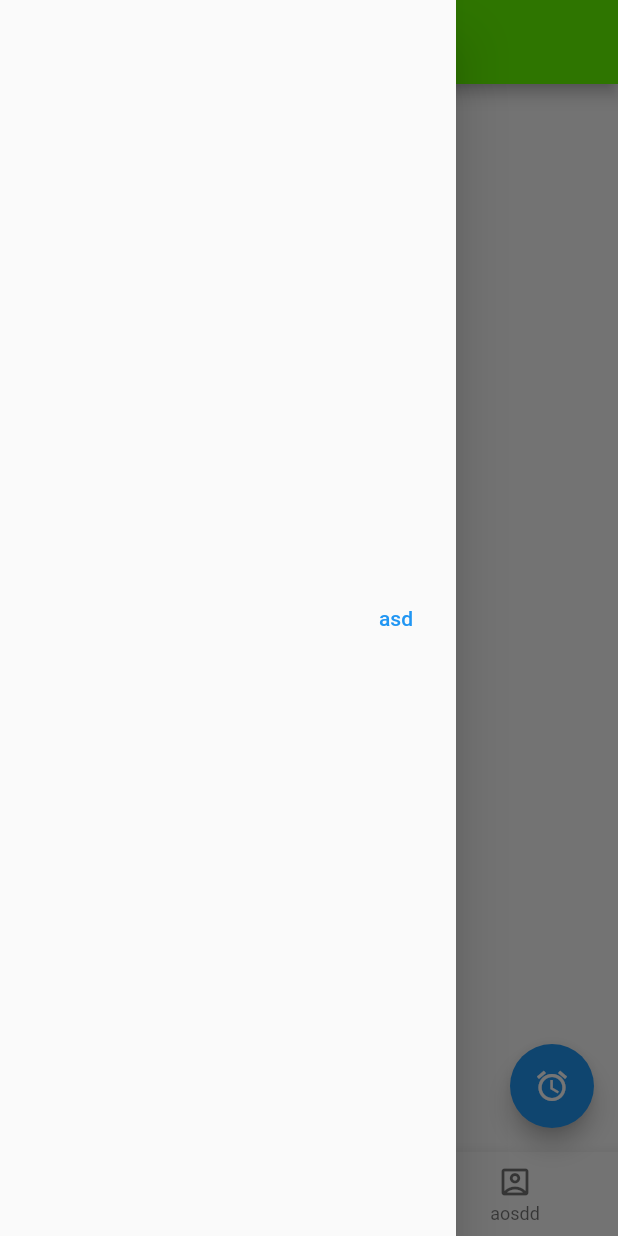
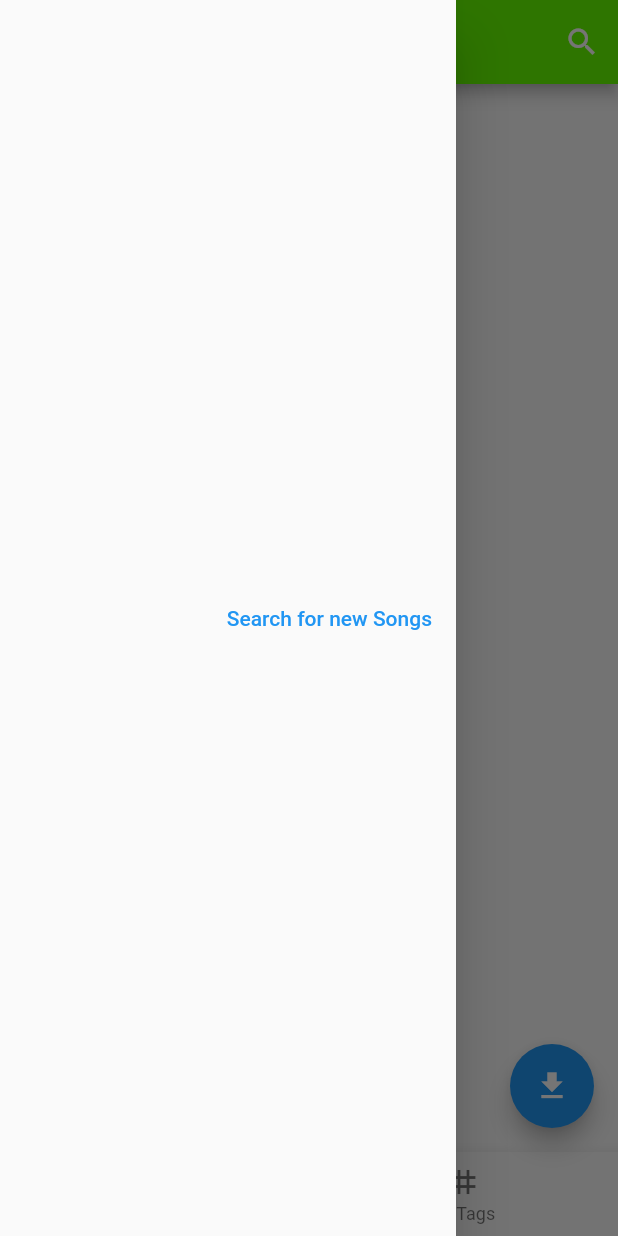
Before and after one commit to IbimsnicesYolo/musicplayer, a Flutter app: the screen it shows after launch, with the side drawer open, on a phone screen of 412 x 824 dp. Run offline on Flutter 3.47's test engine with Material 2 defaults, Android fonts, the phone set to English and light mode, and no system bars.

Commit message:
added search button

```diff
--- a/lib/config.dart
+++ b/lib/config.dart
@@ -7,6 +7,7 @@ import 'package:path_provider/path_provider.dart';
 
 final Color StandardTag = Color.fromRGBO(100, 255, 255, 255);
 final Color HomeColor = Color.fromRGBO(100, 255, 0, 255);
+final Color ContrastColor = Color.fromRGBO(0, 0, 0, 100);
 
 class Song {
   String path = "";
@@ -52,6 +53,7 @@ Map Songs = {};
 Map Tags = {};
 
 void LoadData() async {
+  print("Loading Data");
   Directory appDocDirectory = await getApplicationDocumentsDirectory();
   new File(appDocDirectory.path + '/songs.json')
       .create(recursive: true)
@@ -60,6 +62,7 @@ void LoadData() async {
       if (contents.isNotEmpty) {
         jsonDecode(contents).forEach((key, value) {
           Songs[key] = Song.fromJson(value);
+          print("Loaded Song: " + Songs[key].title);
         });
       }
     });
@@ -71,6 +74,7 @@ void LoadData() async {
       if (contents.isNotEmpty) {
         jsonDecode(contents).forEach((key, value) {
           Tags[key] = Tag.fromJson(value);
+          print("Loaded Tag: " + Tags[key].name);
         });
       }
     });
--- a/lib/main.dart
+++ b/lib/main.dart
@@ -3,20 +3,25 @@ import "config.dart" as CFG;
 import 'dart:io';
 
 void main() {
-  runApp(const MyApp());
+  runApp(MaterialApp(home: MainSite()));
 }
 
-class MyApp extends StatefulWidget {
-  const MyApp({Key? key}) : super(key: key);
+class MainSite extends StatefulWidget {
+  const MainSite({Key? key}) : super(key: key);
   @override
-  State<MyApp> createState() => _MyAppState();
+  State<MainSite> createState() => _MainSite();
 }
 
-class _MyAppState extends State<MyApp> {
+class _MainSite extends State<MainSite> {
   @override
   void initState() {
+    super.initState();
+    Future<void> load() async {
       CFG.LoadData();
-    super.initState();
+      setState(() {});
+    }
+
+    load();
   }
 
   @override
@@ -27,8 +32,16 @@ class _MyAppState extends State<MyApp> {
   @override
   Widget build(BuildContext context) {
     return MaterialApp(
-      home: Scaffold(
+      home: SafeArea(
+        child: Scaffold(
           appBar: AppBar(
+            actions: [
+              // Navigate to the Search Screen
+              IconButton(
+                  onPressed: () => Navigator.of(context)
+                      .push(MaterialPageRoute(builder: (_) => SearchPage())),
+                  icon: const Icon(Icons.search))
+            ],
             backgroundColor: CFG.HomeColor,
           ),
           body: Container(
@@ -46,38 +59,36 @@ class _MyAppState extends State<MyApp> {
             ),
           ),
           floatingActionButton: FloatingActionButton(
-          child: Icon(Icons.access_alarm_outlined),
+            child: Icon(Icons.download),
             onPressed: () {
-            print("asd");
+              setState(() {});
             },
           ),
           bottomNavigationBar: BottomNavigationBar(
             items: const [
               BottomNavigationBarItem(
-              icon: Icon(Icons.abc),
-              label: "aosdd",
+                icon: Icon(Icons.play_arrow),
+                label: "Current Playlist",
               ),
               BottomNavigationBarItem(
-              icon: Icon(Icons.accessibility_new_rounded),
-              label: "aosaaaaaaaaaaaadd",
-            ),
-            BottomNavigationBarItem(
-              icon: Icon(Icons.account_box_outlined),
-              label: "aosdd",
+                icon: Icon(Icons.tag),
+                label: "All Tags",
               ),
             ],
           ),
           drawer: Drawer(
+            child: Center(
               child: ButtonBar(
                 children: [
                   TextButton(
-                child: const Text("asd"),
+                    child: const Text("Search for new Songs"),
                     onPressed: () {
                       Directory dir = Directory('/storage/emulated/0/');
                       String mp3Path = dir.toString();
                       List<FileSystemEntity> _files;
                       String lastpath = "";
-                  _files = dir.listSync(recursive: true, followLinks: false);
+                      _files =
+                          dir.listSync(recursive: true, followLinks: false);
                       for (FileSystemEntity entity in _files) {
                         String path = entity.path;
                         if (path.endsWith('.mp3')) {
@@ -93,6 +104,77 @@ class _MyAppState extends State<MyApp> {
               ),
             ),
           ),
+        ),
+      ),
     );
   }
 }
+
+// Search Page
+class SearchPage extends StatelessWidget {
+  final myController = TextEditingController();
+
+  String searchtext = "";
+
+  @override
+  void dispose() {
+    // Clean up the controller when the widget is disposed.
+    myController.dispose();
+  }
+
+  @override
+  Widget build(BuildContext context) {
+    return SafeArea(
+      child: Scaffold(
+        appBar: AppBar(
+            backgroundColor: CFG.HomeColor,
+            // The search area here
+            title: Container(
+              width: double.infinity,
+              height: 40,
+              decoration: BoxDecoration(
+                  color: CFG.ContrastColor,
+                  borderRadius: BorderRadius.circular(5)),
+              child: Center(
+                child: TextField(
+                  controller: myController,
+                  decoration: InputDecoration(
+                      prefixIcon: IconButton(
+                        icon: const Icon(Icons.clear),
+                        onPressed: () {
+                          myController.clear();
+                        },
+                      ),
+                      suffixIcon: IconButton(
+                        icon: const Icon(Icons.search),
+                        onPressed: () {
+                          this.searchtext = myController.text;
+                          setState() {}
+                          ;
+                        },
+                      ),
+                      hintText: 'Search...',
+                      border: InputBorder.none),
+                ),
+              ),
+            )),
+        body: Container(
+          child: ListView(
+            children: [
+              for (var i in CFG.Songs.keys)
+                if ((CFG.Songs[i].title.contains(this.searchtext) ||
+                    CFG.Songs[i].interpret.contains(this.searchtext)))
+                  ListTile(
+                    title: Text(CFG.Songs[i].title),
+                    subtitle: Text(CFG.Songs[i].interpret),
+                    onTap: () {
+                      print(CFG.Songs[i].path);
+                    },
+                  )
+            ],
+          ),
+        ),
+      ),
+    );
+  }
+}
```
Also changed, not shown: 1 other file. Lines whose indentation alone changed are shown as unchanged.
